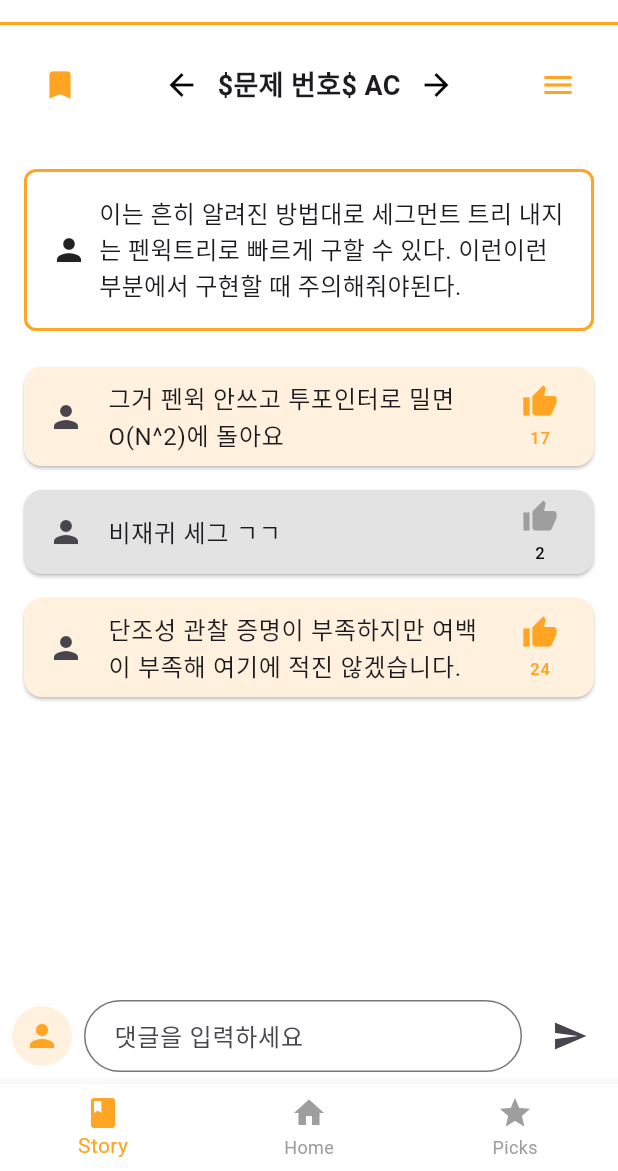
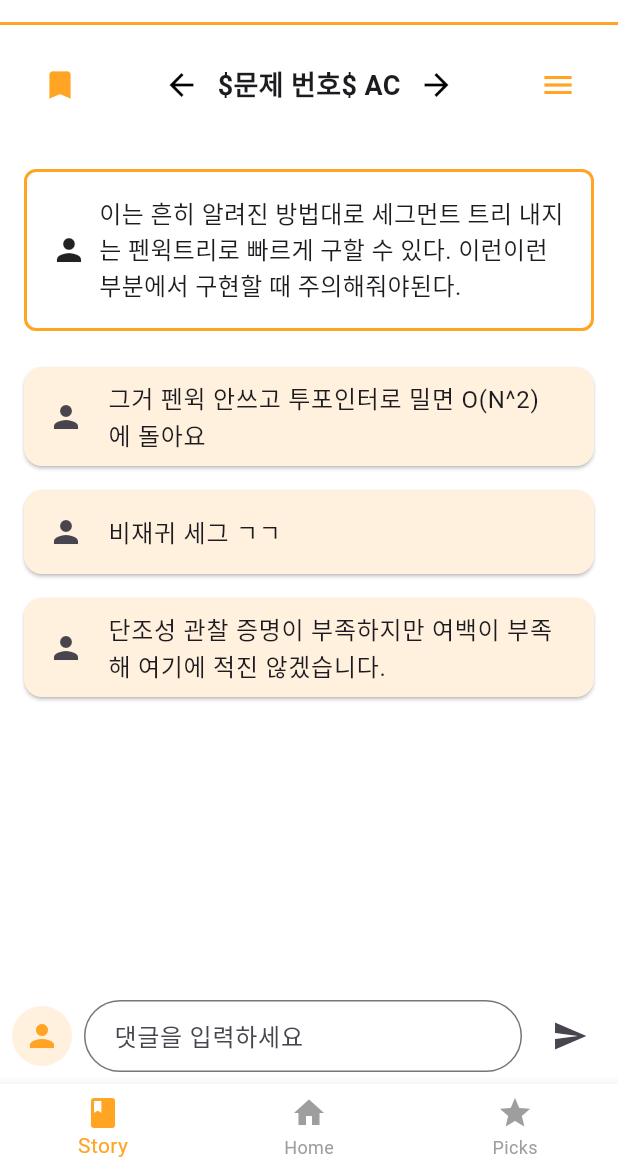
Before and after one commit to silverttthin/Alquerithm, a Flutter app: the MyHomePage screen opened directly, after a tap on the "bookmark outline" icon, on a phone screen of 412 x 824 dp, the part 65-1236 px from its top. Run offline on Flutter 3.47's test engine with Material 3 defaults, Android fonts, the phone set to English and light mode, and no system bars; our stand-ins replace flutter_native_splash, fluttertoast.

Commit message:
chore : kill chu

```diff
--- a/lib/widgets/comment.dart
+++ b/lib/widgets/comment.dart
@@ -3,41 +3,22 @@ import 'package:flutter/material.dart';
 
 class CommentCard extends StatelessWidget {
   final String text;
-  final int likes;
   final String writer;
 
   const CommentCard({
     required this.text,
-    required this.likes,
     required this.writer,
   });
 
   @override
   Widget build(BuildContext context) {
-    bool isPopular = likes >= 10;
 
     return Card(
       margin: EdgeInsets.symmetric(vertical: 8.0, horizontal: 16.0),
-      color: isPopular ? Color(0xFFFFF1DE) : Color(0xFFE3E3E3),
+      color: Color(0xFFFFF1DE),
       child: ListTile(
         leading: Icon(Icons.person),
         title: Text(text),
-        trailing: Column(
-          mainAxisSize: MainAxisSize.min,
-          children: [
-            Icon(
-              Icons.thumb_up,
-              color: isPopular ? Color(0xFFFFA423) : Colors.grey,
-            ),
-            SizedBox(height: 4.0),
-            Text(
-              likes.toString(),
-              style: TextStyle(
-                color: isPopular ? Color(0xFFFFA423) : Colors.black,
-              ),
-            ),
-          ],
-        ),
       ),
     );
   }
--- a/pubspec.yaml
+++ b/pubspec.yaml
@@ -32,7 +32,6 @@ dependencies:
 
   flutter:
     sdk: flutter
-
   flutter_svg: ^2.0.9
   fluttertoast: ^8.0.9
   flutter_native_splash: ^2.3.0 # 스플래시 스크린
@@ -40,6 +39,7 @@ dependencies:
   # The following adds the Cupertino Icons font to your application.
   # Use with the CupertinoIcons class for iOS style icons.
   cupertino_icons: ^1.0.6
+  http: ^1.2.1
 
 flutter_native_splash:
   color: "#FFA423" # background color
```
